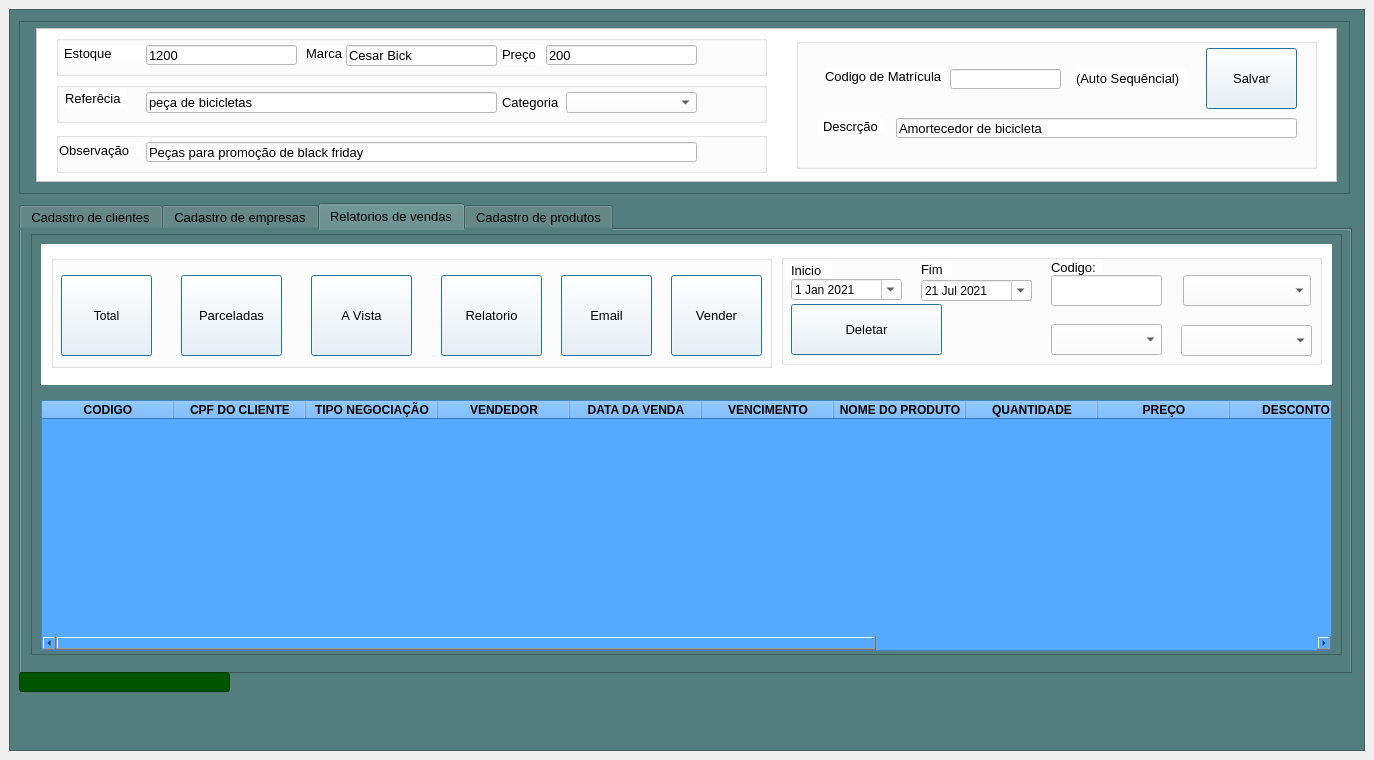
The window that Views/TelaPrincipalDoSistema.ui (Weslei25/SistemaDeVendas) describes before a commit, drawn with Qt 5.
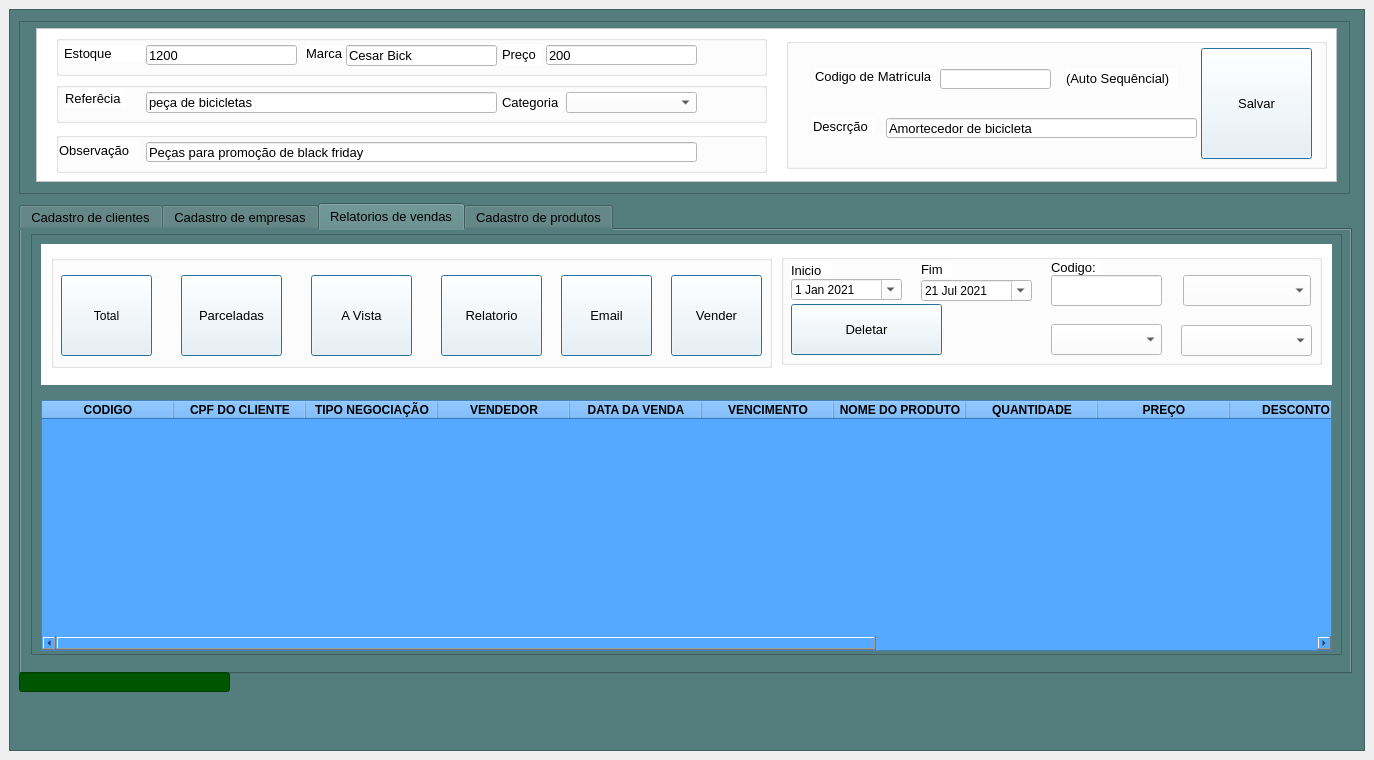
The same window after the commit. The open tabs and pages were chosen to show the change. Icons and pictures are not drawn.

Commit message: Cores da tela de venda alteradas

What changed in the file:
```diff
--- a/Views/TelaPrincipalDoSistema.ui
+++ b/Views/TelaPrincipalDoSistema.ui
@@ -354,9 +354,9 @@
         <widget class="QGroupBox" name="groupBox_2">
          <property name="geometry">
           <rect>
-           <x>760</x>
+           <x>750</x>
            <y>10</y>
-           <width>521</width>
+           <width>541</width>
            <height>131</height>
           </rect>
          </property>
@@ -447,7 +447,7 @@
            <rect>
             <x>100</x>
             <y>80</y>
-            <width>401</width>
+            <width>311</width>
             <height>20</height>
            </rect>
           </property>
@@ -467,10 +467,10 @@
          <widget class="QPushButton" name="realizarVendas_2">
           <property name="geometry">
            <rect>
-            <x>410</x>
+            <x>415</x>
             <y>10</y>
-            <width>91</width>
-            <height>61</height>
+            <width>111</width>
+            <height>111</height>
            </rect>
           </property>
           <property name="font">
```
Left out of the diff: 25 changed lines with no effect on the pictures. The commit also changes 5 other files.
